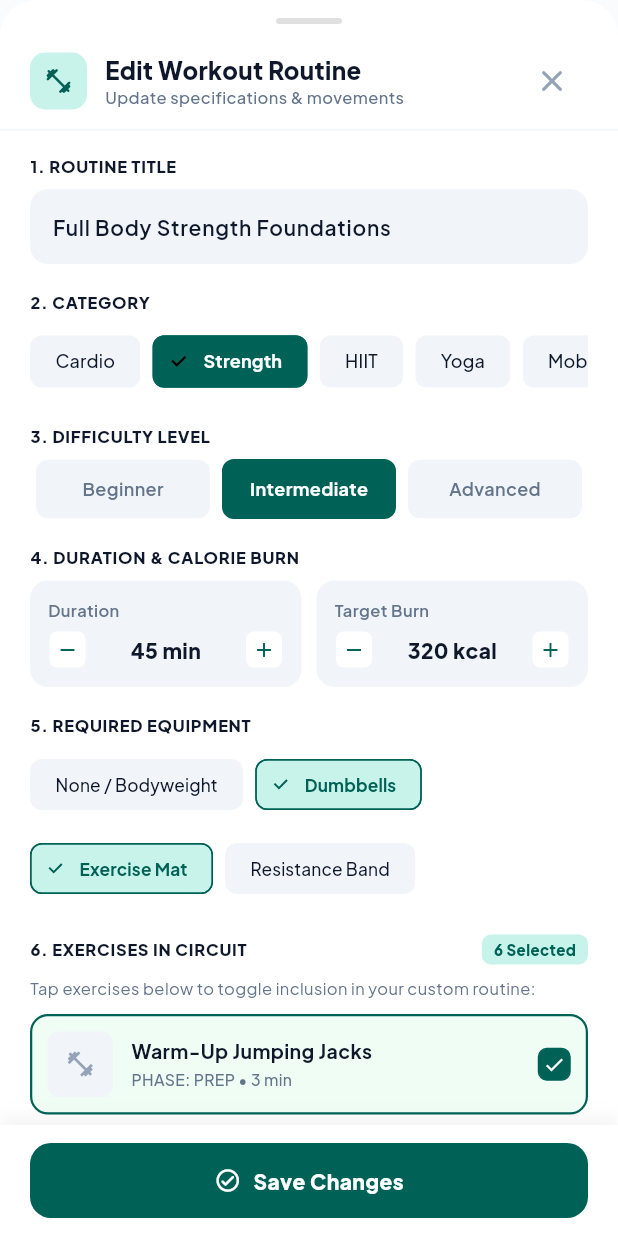
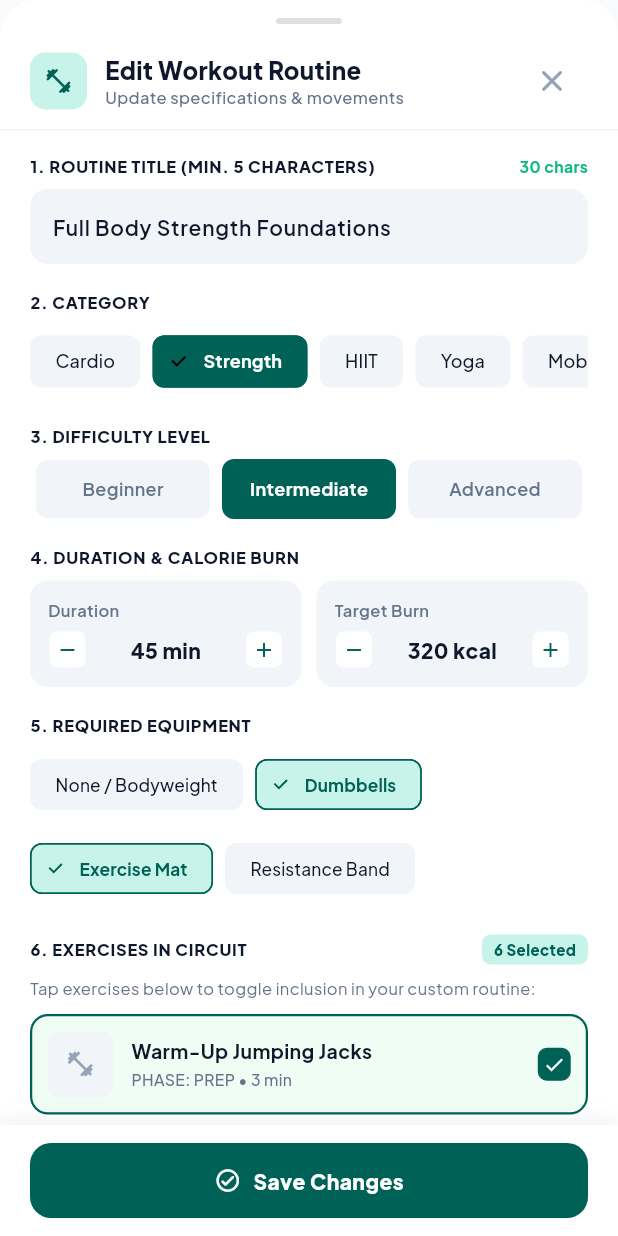
Before and after one commit to thaveeshatk/Fitness-App, a Flutter app: the _WorkoutFormSheet widget shown alone on an empty page, opened directly with sample values from the repository, on a phone screen of 412 x 824 dp. Run offline on Flutter 3.47's test engine with Material 3 defaults, Android fonts, the phone set to English and light mode, and no system bars; our stand-ins replace cloud_firestore, firebase_auth, firebase_core, google_fonts, shared_preferences; missing offline and left inert: dart:js_interop; accounts and stored records are empty; network calls fail.

Commit message:
new change

```diff
--- a/lib/features/workouts/presentation/screens/workouts_screen.dart
+++ b/lib/features/workouts/presentation/screens/workouts_screen.dart
@@ -1662,6 +1662,7 @@ class _WorkoutFormSheet extends StatefulWidget {
 
 class _WorkoutFormSheetState extends State<_WorkoutFormSheet> {
   late TextEditingController _titleController;
+  String? _titleError;
   String? _category;
   String? _difficulty;
   late int _duration;
@@ -1670,6 +1671,17 @@ class _WorkoutFormSheetState extends State<_WorkoutFormSheet> {
   late List<ExerciseItem> _selectedExercises;
   late List<ExerciseItem> _availableExercises;
   bool _isSaving = false;
+
+  String? _validateTitle(String text) {
+    final trimmed = text.trim();
+    if (trimmed.isEmpty) {
+      return 'Please enter a routine title.';
+    }
+    if (trimmed.length < 5) {
+      return 'Routine title must be at least 5 characters long (${trimmed.length}/5).';
+    }
+    return null;
+  }
 
   final List<String> _categories = const ['Cardio', 'Strength', 'HIIT', 'Yoga', 'Mobility'];
   final List<String> _difficulties = const ['Beginner', 'Intermediate', 'Advanced'];
@@ -1718,11 +1730,13 @@ class _WorkoutFormSheetState extends State<_WorkoutFormSheet> {
 
   Future<void> _saveWorkout() async {
     final title = _titleController.text.trim();
-    if (title.isEmpty) {
+    final validationError = _validateTitle(title);
+    if (validationError != null) {
+      setState(() => _titleError = validationError);
       ScaffoldMessenger.of(context).showSnackBar(
-        const SnackBar(
-          content: Text('Please enter a routine title.'),
-          backgroundColor: Color(0xFFDC2626),
+        SnackBar(
+          content: Text(validationError),
+          backgroundColor: const Color(0xFFDC2626),
         ),
       );
       return;
@@ -1924,32 +1938,56 @@ class _WorkoutFormSheetState extends State<_WorkoutFormSheet> {
                   crossAxisAlignment: CrossAxisAlignment.start,
                   children: [
                     // 1. Routine Title
-                    Text(
-                      '1. ROUTINE TITLE',
+                    Row(
+                      mainAxisAlignment: MainAxisAlignment.spaceBetween,
+                      children: [
+                        Text(
+                          '1. ROUTINE TITLE (MIN. 5 CHARACTERS)',
                           style: GoogleFonts.plusJakartaSans(
                             fontSize: 11,
                             fontWeight: FontWeight.w800,
                             color: AppColors.textPrimary,
                             letterSpacing: 0.5,
                           ),
+                        ),
+                        if (_titleController.text.trim().isNotEmpty)
+                          Text(
+                            '${_titleController.text.trim().length} chars',
+                            style: GoogleFonts.plusJakartaSans(
+                              fontSize: 10.5,
+                              fontWeight: FontWeight.w700,
+                              color: _titleController.text.trim().length < 5
+                                  ? const Color(0xFFDC2626)
+                                  : const Color(0xFF10B981),
+                            ),
+                          ),
+                      ],
                     ),
                     const SizedBox(height: 8),
                     Container(
                       decoration: BoxDecoration(
-                        color: AppColors.surfaceMuted,
+                        color: _titleError != null ? const Color(0xFFFEF2F2) : AppColors.surfaceMuted,
                         borderRadius: BorderRadius.circular(12),
-                        border: Border.all(color: AppColors.border),
+                        border: Border.all(
+                          color: _titleError != null ? const Color(0xFFDC2626) : AppColors.border,
+                          width: _titleError != null ? 1.5 : 1.0,
+                        ),
                       ),
                       padding: const EdgeInsets.symmetric(horizontal: 14),
                       child: TextField(
                         controller: _titleController,
+                        onChanged: (val) {
+                          setState(() {
+                            _titleError = _validateTitle(val);
+                          });
+                        },
                         style: GoogleFonts.plusJakartaSans(
                           fontWeight: FontWeight.w600,
                           fontSize: 14,
                           color: AppColors.textPrimary,
                         ),
                         decoration: InputDecoration(
-                          hintText: 'e.g. Morning High-Burn Circuit',
+                          hintText: 'e.g. Morning High-Burn Circuit (min. 5 chars)',
                           hintStyle: GoogleFonts.plusJakartaSans(
                             color: AppColors.textMuted,
                             fontSize: 13,
@@ -1958,6 +1996,25 @@ class _WorkoutFormSheetState extends State<_WorkoutFormSheet> {
                         ),
                       ),
                     ),
+                    if (_titleError != null) ...[
+                      const SizedBox(height: 6),
+                      Row(
+                        children: [
+                          const Icon(Icons.error_outline_rounded, size: 14, color: Color(0xFFDC2626)),
+                          const SizedBox(width: 5),
+                          Expanded(
+                            child: Text(
+                              _titleError!,
+                              style: GoogleFonts.plusJakartaSans(
+                                fontSize: 11.5,
+                                fontWeight: FontWeight.w600,
+                                color: const Color(0xFFDC2626),
+                              ),
+                            ),
+                          ),
+                        ],
+                      ),
+                    ],
                     const SizedBox(height: 18),
 
                     // 2. Category
```
Lines whose indentation alone changed are shown as unchanged.
